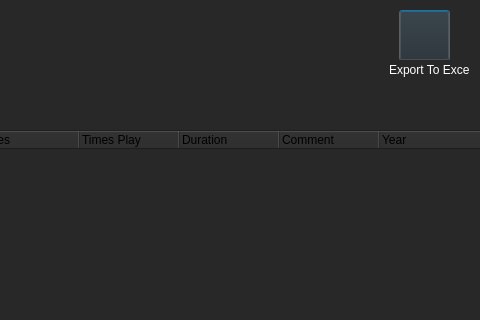
Qt form NextScreen.ui (momina2/CS261F21PID25) before a commit; both pictures show x 421 to 901 and y 0 to 320 of the 901 by 561 pixel window.
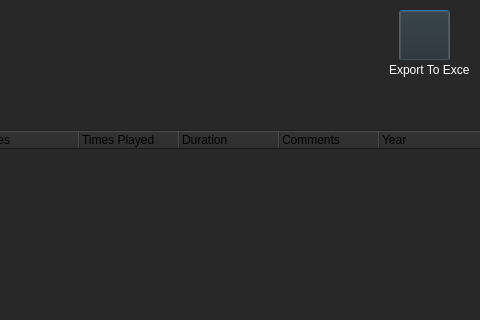
The same form after that commit. Icons and pictures are not drawn.

What changed in the file:
```diff
--- a/NextScreen.ui
+++ b/NextScreen.ui
@@ -138,7 +138,7 @@
    </column>
    <column>
     <property name="text">
-     <string>Times Play</string>
+     <string>Times Played</string>
     </property>
     <property name="textAlignment">
      <set>AlignLeading|AlignVCenter</set>
@@ -162,7 +162,7 @@
    </column>
    <column>
     <property name="text">
-     <string>Comment</string>
+     <string>Comments</string>
     </property>
     <property name="textAlignment">
      <set>AlignLeading|AlignVCenter</set>
```
Left out of the diff: 259 changed lines with no effect on the pictures.
